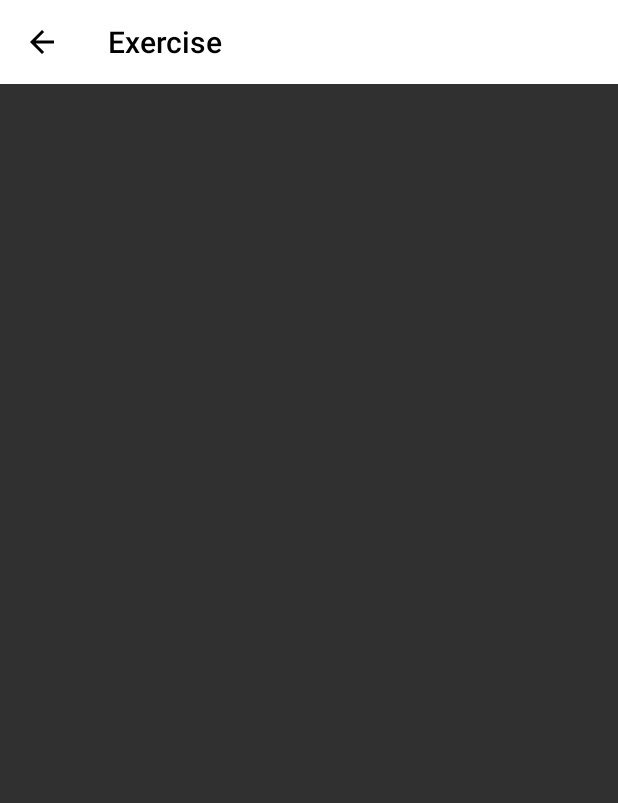
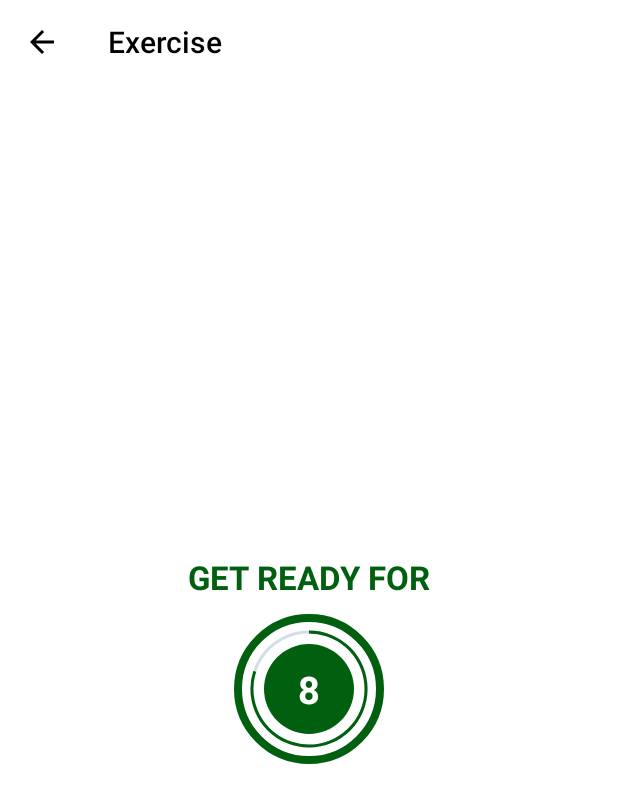
Before and after one commit to rikucherry1993/kotlin_mini_projects, an Android app: the screen it shows after launch (Exercise before the commit, ExerciseActivity after it), after a tap on "START", on a phone screen of 412 x 824 dp. Shown: the top 803 px of the screen. Run offline under Robolectric (Android 15) with nearby library versions, the light colour scheme and no system bars.

Commit message:
added warming up time

```diff
--- a/7MinutesWorkout/app/src/main/AndroidManifest.xml
+++ b/7MinutesWorkout/app/src/main/AndroidManifest.xml
@@ -9,7 +9,7 @@
         android:roundIcon="@mipmap/ic_launcher_round"
         android:supportsRtl="true"
         android:theme="@style/Theme.7MinutesWorkout">
-        <activity android:name=".Exercise"
+        <activity android:name=".ExerciseActivity"
             android:screenOrientation="portrait"
             android:theme="@style/Theme.AppCompat.NoActionBar"
             >
--- a/7MinutesWorkout/app/src/main/java/com/rikucherry/a7minutesworkout/Exercise.kt
+++ /dev/null
@@ -1,20 +0,0 @@
-package com.rikucherry.a7minutesworkout
-
-import androidx.appcompat.app.AppCompatActivity
-import android.os.Bundle
-import kotlinx.android.synthetic.main.activity_exercise.*
-
-class Exercise : AppCompatActivity() {
-    override fun onCreate(savedInstanceState: Bundle?) {
-        super.onCreate(savedInstanceState)
-        setContentView(R.layout.activity_exercise)
-
-        setSupportActionBar(action_bar_exercise)
-        var actionBar = supportActionBar
-        actionBar?.setDisplayHomeAsUpEnabled(true)
-        actionBar?.title = "Exercise"
-        action_bar_exercise.setNavigationOnClickListener {
-            onBackPressed()
-        }
-    }
-}
--- /dev/null
+++ b/7MinutesWorkout/app/src/main/java/com/rikucherry/a7minutesworkout/ExerciseActivity.kt
@@ -0,0 +1,64 @@
+package com.rikucherry.a7minutesworkout
+
+import androidx.appcompat.app.AppCompatActivity
+import android.os.Bundle
+import android.os.CountDownTimer
+import android.widget.Toast
+import kotlinx.android.synthetic.main.activity_exercise.*
+
+class ExerciseActivity : AppCompatActivity() {
+
+    private var restTimer: CountDownTimer? = null
+    private var restProgress = 0
+
+    override fun onCreate(savedInstanceState: Bundle?) {
+        super.onCreate(savedInstanceState)
+        setContentView(R.layout.activity_exercise)
+
+        setSupportActionBar(action_bar_exercise)
+        var actionBar = supportActionBar
+        actionBar?.setDisplayHomeAsUpEnabled(true)
+        actionBar?.title = "Exercise"
+        action_bar_exercise.setNavigationOnClickListener {
+            onBackPressed()
+        }
+
+        setUpRestView()
+    }
+
+    override fun onDestroy() {
+        if (restTimer != null) {
+            restTimer!!.cancel()
+            restProgress = 0
+        }
+        super.onDestroy()
+    }
+
+    private fun setProgressBar() {
+        progress_circular.progress = restProgress
+        restTimer = object : CountDownTimer(10_000, 1000) {
+            override fun onTick(millisUntilFinished: Long) {
+                restProgress++
+                progress_circular.progress = 10 - restProgress
+                tv_timer.text = (10 - restProgress).toString()
+            }
+
+            override fun onFinish() {
+                Toast.makeText(
+                    this@ExerciseActivity,
+                    "Start Exercise!",
+                    Toast.LENGTH_SHORT
+                ).show()
+            }
+        }.start()
+    }
+
+    private fun setUpRestView() {
+        if (restTimer != null) {
+            restTimer!!.cancel()
+            restProgress = 0
+        }
+
+        setProgressBar()
+    }
+}
--- a/7MinutesWorkout/app/src/main/java/com/rikucherry/a7minutesworkout/MainActivity.kt
+++ b/7MinutesWorkout/app/src/main/java/com/rikucherry/a7minutesworkout/MainActivity.kt
@@ -3,7 +3,6 @@ package com.rikucherry.a7minutesworkout
 import android.content.Intent
 import androidx.appcompat.app.AppCompatActivity
 import android.os.Bundle
-import kotlinx.android.synthetic.main.activity_exercise.*
 import kotlinx.android.synthetic.main.activity_main.*
 
 class MainActivity : AppCompatActivity() {
@@ -12,7 +11,7 @@ class MainActivity : AppCompatActivity() {
         setContentView(R.layout.activity_main)
 
         ll_start.setOnClickListener {
-            startActivity(Intent(this, Exercise::class.java))
+            startActivity(Intent(this, ExerciseActivity::class.java))
         }
     }
 }
--- /dev/null
+++ b/7MinutesWorkout/app/src/main/res/drawable/circular_progress_bar.xml
@@ -0,0 +1,12 @@
+<?xml version="1.0" encoding="utf-8"?>
+<layer-list xmlns:android="http://schemas.android.com/apk/res/android">
+    <item>
+        <shape android:shape="ring"
+            android:innerRadiusRatio="2.7"
+            android:thicknessRatio="50.0"
+            android:useLevel="true">
+
+            <solid android:color="@color/green_dark"/>
+        </shape>
+    </item>
+</layer-list>
--- /dev/null
+++ b/7MinutesWorkout/app/src/main/res/drawable/circular_progress_bar_gray.xml
@@ -0,0 +1,12 @@
+<?xml version="1.0" encoding="utf-8"?>
+<layer-list xmlns:android="http://schemas.android.com/apk/res/android">
+    <item>
+        <shape android:shape="ring"
+            android:innerRadiusRatio="2.7"
+            android:thicknessRatio="50.0"
+            android:useLevel="false">
+
+            <solid android:color="#D4DEE7"/>
+        </shape>
+    </item>
+</layer-list>
--- /dev/null
+++ b/7MinutesWorkout/app/src/main/res/drawable/item_circular_accent_background.xml
@@ -0,0 +1,7 @@
+<?xml version="1.0" encoding="utf-8"?>
+<shape xmlns:android="http://schemas.android.com/apk/res/android"
+    android:shape="oval"
+    >
+    <solid android:color="@color/green_dark"/>
+
+</shape>
--- a/7MinutesWorkout/app/src/main/res/layout/activity_exercise.xml
+++ b/7MinutesWorkout/app/src/main/res/layout/activity_exercise.xml
@@ -6,7 +6,8 @@
     android:layout_height="match_parent"
     android:orientation="vertical"
     xmlns:app="http://schemas.android.com/apk/res-auto"
-    tools:context=".Exercise">
+    android:background="@color/white"
+    tools:context=".ExerciseActivity">
 
     <androidx.appcompat.widget.Toolbar
         android:id="@+id/action_bar_exercise"
@@ -17,4 +18,63 @@
         app:theme="@style/ToolbarTheme"
         />
 
+    <LinearLayout
+        android:id="@+id/ll_rest_view"
+        android:layout_width="match_parent"
+        android:layout_height="match_parent"
+        android:layout_below="@+id/action_bar_exercise"
+        android:gravity="center"
+        android:orientation="vertical"
+        android:visibility="visible">
+
+        <TextView
+            android:layout_width="wrap_content"
+            android:layout_height="wrap_content"
+            android:text="GET READY FOR"
+            android:textColor="@color/green_dark"
+            android:textSize="22sp"
+            android:textStyle="bold"/>
+
+        <FrameLayout
+            android:layout_width="100dp"
+            android:layout_height="100dp"
+            android:layout_marginTop="10dp"
+            android:background="@drawable/item_circular_accent_border">
+
+            <ProgressBar
+                android:id="@+id/progress_circular"
+                style="?android:attr/progressBarStyleHorizontal"
+                android:layout_width="100dp"
+                android:layout_height="100dp"
+                android:layout_gravity="center"
+                android:background="@drawable/circular_progress_bar_gray"
+                android:indeterminate="false"
+                android:max="10"
+                android:progress="100"
+                android:progressDrawable="@drawable/circular_progress_bar"
+                android:rotation="-90"
+                />
+
+            <LinearLayout
+                android:layout_width="60dp"
+                android:layout_height="60dp"
+                android:gravity="center"
+                android:layout_gravity="center"
+                android:background="@drawable/item_circular_accent_background">
+
+                <TextView
+                    android:id="@+id/tv_timer"
+                    android:layout_width="wrap_content"
+                    android:layout_height="wrap_content"
+                    android:textColor="@color/white"
+                    android:textSize="25sp"
+                    android:textStyle="bold"
+                    tools:text="10"/>
+            </LinearLayout>
+
+        </FrameLayout>
+
+
+    </LinearLayout>
+
 </RelativeLayout>
```
